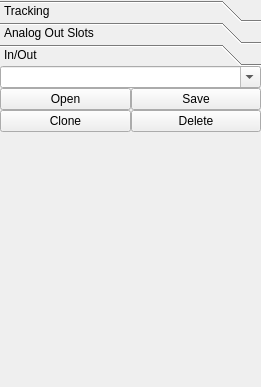
Before: the Qt Designer form lib/ui/tab_objectsUi.ui in wonkoderverstaendige/Spotter, drawn with Qt 5.
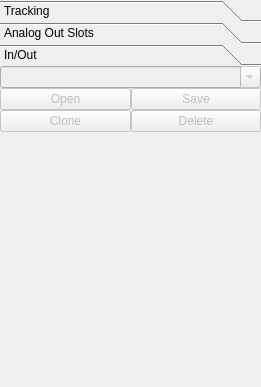
After: the same form once the commit is applied. The open tabs and pages were chosen to show the change.

```diff
--- a/lib/ui/tab_objectsUi.ui
+++ b/lib/ui/tab_objectsUi.ui
@@ -362,6 +362,9 @@
           <layout class="QGridLayout" name="gridLayout_3">
            <item row="1" column="1">
             <widget class="QPushButton" name="pushButton_8">
+             <property name="enabled">
+              <bool>false</bool>
+             </property>
              <property name="text">
               <string>Save</string>
              </property>
@@ -369,6 +372,9 @@
            </item>
            <item row="2" column="1">
             <widget class="QPushButton" name="pushButton_5">
+             <property name="enabled">
+              <bool>false</bool>
+             </property>
              <property name="text">
               <string>Delete</string>
              </property>
@@ -376,6 +382,9 @@
            </item>
            <item row="2" column="0">
             <widget class="QPushButton" name="pushButton_4">
+             <property name="enabled">
+              <bool>false</bool>
+             </property>
              <property name="text">
               <string>Clone</string>
              </property>
@@ -383,6 +392,9 @@
            </item>
            <item row="1" column="0">
             <widget class="QPushButton" name="pushButton_9">
+             <property name="enabled">
+              <bool>false</bool>
+             </property>
              <property name="text">
               <string>Open</string>
              </property>
@@ -390,6 +402,9 @@
            </item>
            <item row="0" column="0" colspan="2">
             <widget class="QComboBox" name="combo_label">
+             <property name="enabled">
+              <bool>false</bool>
+             </property>
              <property name="editable">
               <bool>true</bool>
              </property>
```
Left out of the diff: 8 changed lines with no effect on the pictures.
